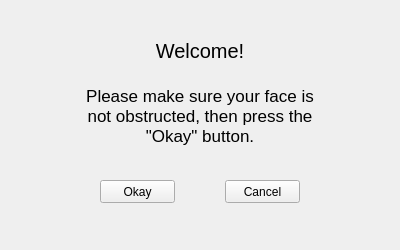
Old version of the form Welcome_GUI.ui in the repository jevrii/comp3278-face-recognition.
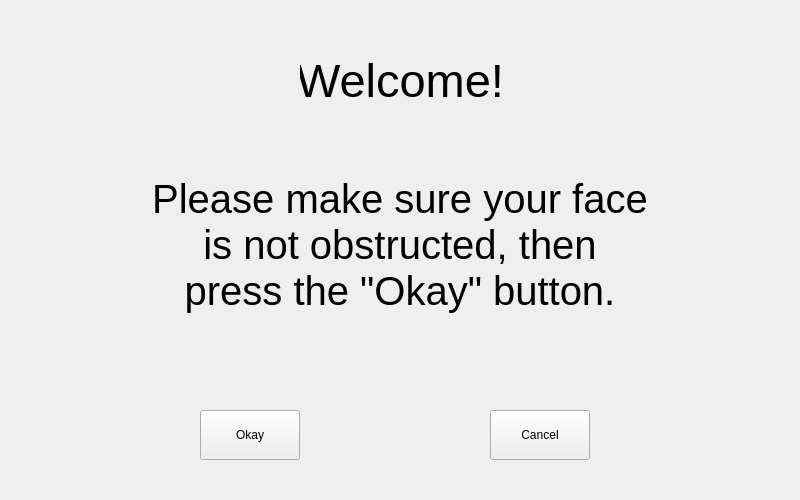
New version of the form.

Patch:
```diff
--- a/Welcome_GUI.ui
+++ b/Welcome_GUI.ui
@@ -6,14 +6,14 @@
    <rect>
     <x>0</x>
     <y>0</y>
-    <width>400</width>
-    <height>250</height>
+    <width>800</width>
+    <height>500</height>
    </rect>
   </property>
-  <property name="maximumSize">
+  <property name="minimumSize">
    <size>
-    <width>400</width>
-    <height>250</height>
+    <width>0</width>
+    <height>0</height>
    </size>
   </property>
   <property name="windowTitle">
@@ -22,10 +22,10 @@
   <widget class="QPushButton" name="OkayButton_Welcome">
    <property name="geometry">
     <rect>
-     <x>100</x>
-     <y>180</y>
-     <width>75</width>
-     <height>23</height>
+     <x>200</x>
+     <y>410</y>
+     <width>100</width>
+     <height>50</height>
     </rect>
    </property>
    <property name="text">
@@ -35,10 +35,10 @@
   <widget class="QPushButton" name="CancelButton_Welcome">
    <property name="geometry">
     <rect>
-     <x>225</x>
-     <y>180</y>
-     <width>75</width>
-     <height>23</height>
+     <x>490</x>
+     <y>410</y>
+     <width>100</width>
+     <height>50</height>
     </rect>
    </property>
    <property name="text">
@@ -48,15 +48,21 @@
   <widget class="QLabel" name="label">
    <property name="geometry">
     <rect>
-     <x>155</x>
-     <y>40</y>
-     <width>90</width>
-     <height>21</height>
+     <x>300</x>
+     <y>30</y>
+     <width>200</width>
+     <height>100</height>
     </rect>
    </property>
+   <property name="sizePolicy">
+    <sizepolicy hsizetype="MinimumExpanding" vsizetype="Preferred">
+     <horstretch>0</horstretch>
+     <verstretch>0</verstretch>
+    </sizepolicy>
+   </property>
    <property name="font">
     <font>
-     <pointsize>15</pointsize>
+     <pointsize>35</pointsize>
     </font>
    </property>
    <property name="text">
@@ -69,15 +75,21 @@
   <widget class="QLabel" name="label_2">
    <property name="geometry">
     <rect>
-     <x>75</x>
-     <y>80</y>
-     <width>250</width>
-     <height>71</height>
+     <x>150</x>
+     <y>120</y>
+     <width>500</width>
+     <height>250</height>
     </rect>
    </property>
+   <property name="sizePolicy">
+    <sizepolicy hsizetype="MinimumExpanding" vsizetype="Preferred">
+     <horstretch>0</horstretch>
+     <verstretch>0</verstretch>
+    </sizepolicy>
+   </property>
    <property name="font">
     <font>
-     <pointsize>13</pointsize>
+     <pointsize>30</pointsize>
     </font>
    </property>
    <property name="text">
```
Left out of the diff: 2 changed lines with no effect on the pictures.
